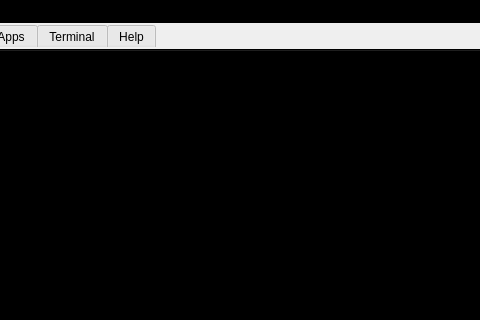
Qt form form.ui (nasOS-official/nasOS-gui-qt) before a commit; both pictures show x 109 to 589 and y 97 to 417 of the 842 by 605 pixel window.
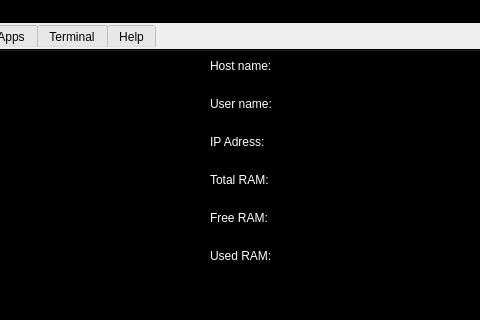
The same form after that commit. Icons and pictures are not drawn.

Commit message: Added app launcher

```diff
--- a/form.ui
+++ b/form.ui
@@ -21,7 +21,10 @@
    <double>1.000000000000000</double>
   </property>
   <property name="styleSheet">
-   <string notr="true">QToolButton{
+   <string notr="true">QLabel{
+color: rgb(255, 255, 255);
+}
+QToolButton{
 border: none;
 background-color: black;
 color: white;
@@ -30,6 +33,10 @@
 QTabWidget{
 	border: none;
 	background-color: rgb(0, 0, 0);
+}
+QListWidget{
+border: none;
+	background-color: rgb(0, 0, 0);
 }</string>
   </property>
   <widget class="QWidget" name="centralwidget">
```
The commit also changes 1 other file.
